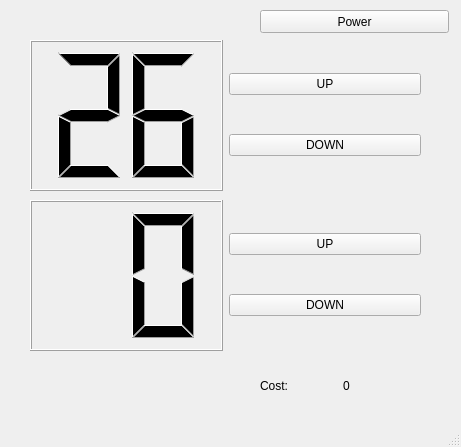
First picture: the form in Client/mainwindow.ui, repository Seizzzz/AirConditionerSolution, before the edit.
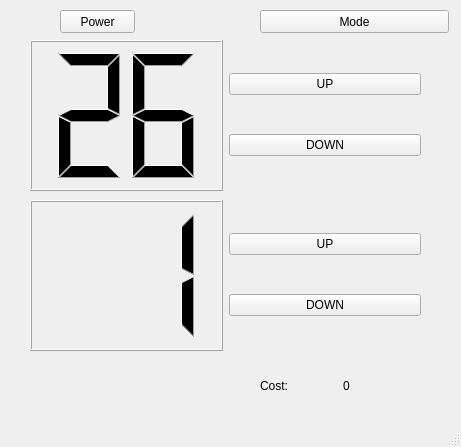
Second picture: the form after the edit.

Patch:
```diff
--- a/Client/mainwindow.ui
+++ b/Client/mainwindow.ui
@@ -108,7 +108,7 @@
         <number>2</number>
        </property>
        <property name="intValue" stdset="0">
-        <number>0</number>
+        <number>1</number>
        </property>
       </widget>
      </item>
@@ -138,12 +138,25 @@
      </item>
     </layout>
    </widget>
-   <widget class="QPushButton" name="pushButtonPower">
+   <widget class="QPushButton" name="pushButtonMode">
     <property name="geometry">
      <rect>
       <x>260</x>
       <y>10</y>
       <width>189</width>
+      <height>23</height>
+     </rect>
+    </property>
+    <property name="text">
+     <string>Mode</string>
+    </property>
+   </widget>
+   <widget class="QPushButton" name="pushButtonPower">
+    <property name="geometry">
+     <rect>
+      <x>60</x>
+      <y>10</y>
+      <width>75</width>
       <height>23</height>
      </rect>
     </property>
```
